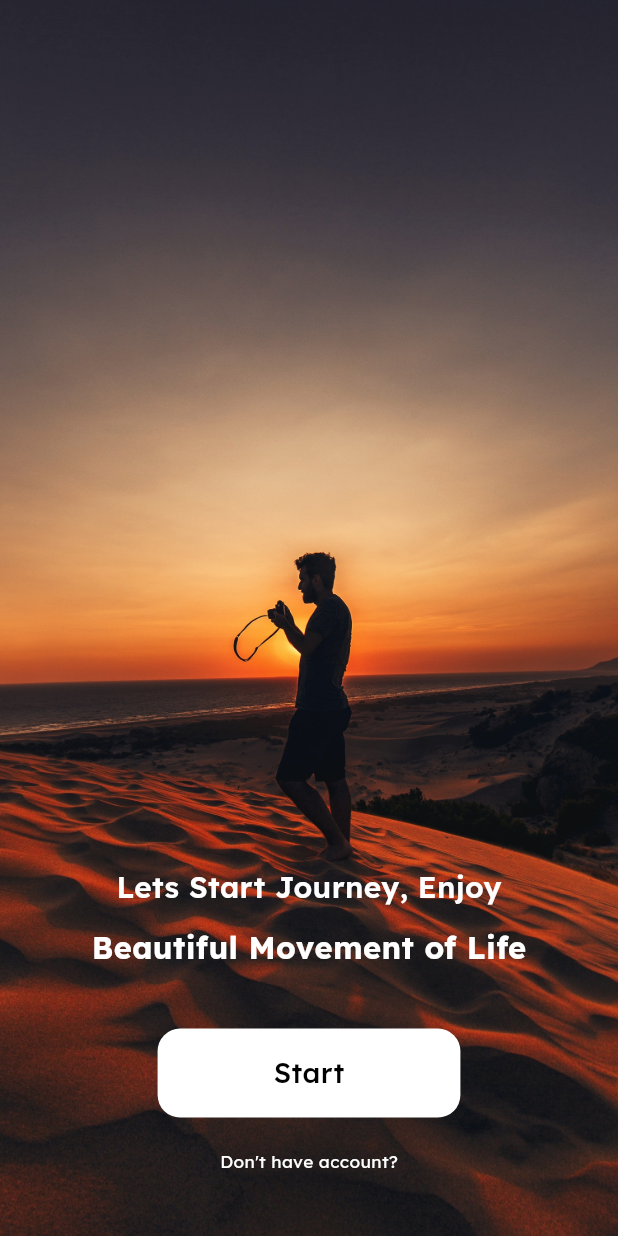
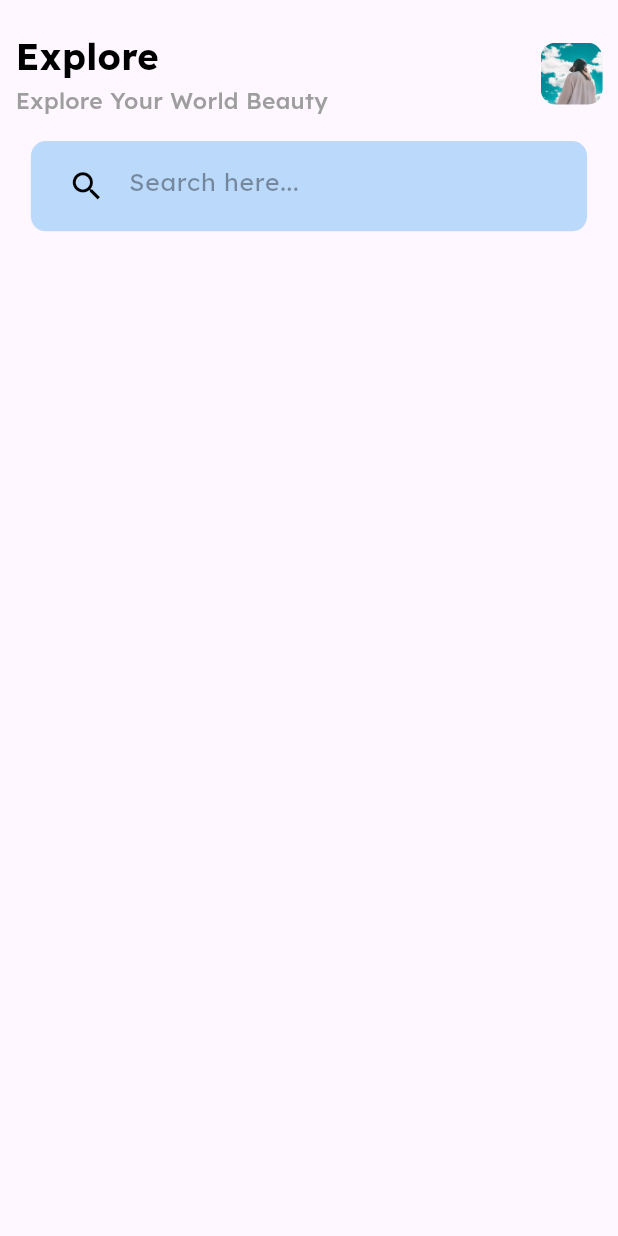
Before and after one commit to esam12/Travel-App, a Flutter app: the screen it shows after launch, after a tap on "Start", on a phone screen of 412 x 824 dp. Run offline on Flutter 3.47's test engine with Material 2 defaults, Android fonts, the phone set to English and light mode, and no system bars; our stand-ins replace animate_do, google_fonts.

Commit message:
05.06.2023

```diff
--- /dev/null
+++ b/lib/view/screens/home_screen.dart
@@ -0,0 +1,98 @@
+import 'package:flutter/material.dart';
+import 'package:google_fonts/google_fonts.dart';
+
+class HomeScreen extends StatelessWidget {
+  const HomeScreen({super.key});
+
+  @override
+  Widget build(BuildContext context) {
+    var size = MediaQuery.of(context).size;
+    return SafeArea(
+      child: Scaffold(
+        body: Container(
+          width: size.width,
+          height: size.height,
+          padding: EdgeInsets.symmetric(
+            horizontal: size.width * 0.025,
+            vertical: size.height * 0.025,
+          ),
+          child: Column(
+            children: [
+              Row(
+                mainAxisAlignment: MainAxisAlignment.spaceBetween,
+                children: [
+                  Column(
+                    crossAxisAlignment: CrossAxisAlignment.start,
+                    children: [
+                      Text(
+                        "Explore",
+                        style: GoogleFonts.lexend(
+                            fontSize: size.width * 0.059,
+                            fontWeight: FontWeight.w700,
+                            color: Colors.black),
+                      ),
+                      Text(
+                        "Explore Your World Beauty",
+                        style: GoogleFonts.lexend(
+                            fontSize: size.width * 0.037,
+                            fontWeight: FontWeight.w500,
+                            color: Colors.grey),
+                      ),
+                    ],
+                  ),
+                  Container(
+                    width: size.width * 0.1,
+                    height: size.height * 0.05,
+                    decoration: BoxDecoration(
+                      borderRadius: BorderRadius.circular(10),
+                      color: Colors.white,
+                      image: const DecorationImage(
+                        fit: BoxFit.cover,
+                        image: AssetImage(
+                          'assets/images/girl.jpg',
+                        ),
+                      ),
+                    ),
+                  )
+                ],
+              ),
+              SizedBox(height: size.height * 0.02),
+              Container(
+                width: size.width * 0.9,
+                height: size.height * 0.073,
+                decoration: BoxDecoration(
+                  color: Colors.blue.withOpacity(0.3),
+                  borderRadius: BorderRadius.circular(10),
+                ),
+                child: Center(
+                  child: Padding(
+                    padding: EdgeInsets.only(
+                      left: size.width * 0.032,
+                    ),
+                    child: TextFormField(
+                      autovalidateMode: AutovalidateMode.onUserInteraction,
+                      cursorColor: Colors.black,
+                      decoration: InputDecoration(
+                        border: InputBorder.none,
+                        hintText: 'Search here...',
+                        hintStyle: GoogleFonts.lexend(
+                          color: Colors.black38,
+                          fontSize: size.width * 0.04,
+                        ),
+                        prefixIcon: Icon(
+                          Icons.search,
+                          size: 25,
+                          color: Colors.black,
+                        ),
+                      ),
+                    ),
+                  ),
+                ),
+              ),
+            ],
+          ),
+        ),
+      ),
+    );
+  }
+}
--- a/lib/view/screens/welcome_screen.dart
+++ b/lib/view/screens/welcome_screen.dart
@@ -1,7 +1,7 @@
 import 'package:flutter/material.dart';
 import 'package:google_fonts/google_fonts.dart';
 import 'package:animate_do/animate_do.dart';
-
+import 'package:travel/view/screens/home_screen.dart';
 
 class WelcomeScreen extends StatelessWidget {
   const WelcomeScreen({super.key});
@@ -13,7 +13,7 @@ class WelcomeScreen extends StatelessWidget {
     return Scaffold(
       body: Stack(
         children: [
-          Container(
+          SizedBox(
             width: size.width,
             height: size.height,
             child: Image.asset(
@@ -21,7 +21,9 @@ class WelcomeScreen extends StatelessWidget {
               fit: BoxFit.cover,
             ),
           ),
-          Align(
+          FadeInDown(
+            delay: const Duration(milliseconds: 250),
+            child: Align(
               alignment: Alignment.bottomCenter,
               child: SizedBox(
                 width: size.width,
@@ -37,7 +39,7 @@ class WelcomeScreen extends StatelessWidget {
                       ),
                     ),
                     SizedBox(
-                    height: size.height * 0.015,
+                      height: size.height * 0.01,
                     ),
                     Text(
                       "Beautiful Movement of Life",
@@ -55,11 +57,20 @@ class WelcomeScreen extends StatelessWidget {
                       onTap: () {},
                       child: Container(
                         width: size.width * 0.49,
-                      height: size.height * 0.072,
+                        height: size.height * 0.065,
                         decoration: BoxDecoration(
                           borderRadius: BorderRadius.circular(15),
                           color: Colors.white,
                         ),
+                        child: InkWell(
+                          onTap: () {
+                            Navigator.push(
+                              context,
+                              MaterialPageRoute(
+                                builder: (context) => const HomeScreen(),
+                              ),
+                            );
+                          },
                           child: Center(
                             child: Text(
                               "Start",
@@ -72,10 +83,13 @@ class WelcomeScreen extends StatelessWidget {
                           ),
                         ),
                       ),
+                    ),
                     SizedBox(
-                    height: size.height * 0.025,
+                      height: size.height * 0.03,
                     ),
-                  Text(
+                    InkWell(
+                      onTap: () {},
+                      child: Text(
                         "Don't have account?",
                         style: GoogleFonts.lexend(
                           fontSize: size.width * 0.028,
@@ -83,7 +97,9 @@ class WelcomeScreen extends StatelessWidget {
                           fontWeight: FontWeight.w400,
                         ),
                       ),
+                    ),
                   ],
+                ),
               ),
             ),
           )
```
Lines whose indentation alone changed are shown as unchanged.
